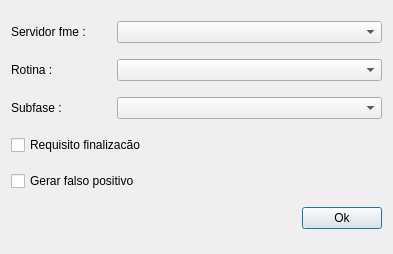
Old version of the form uis/addFmeProfileForm.ui in the repository dsgoficial/SAP_Gerente.
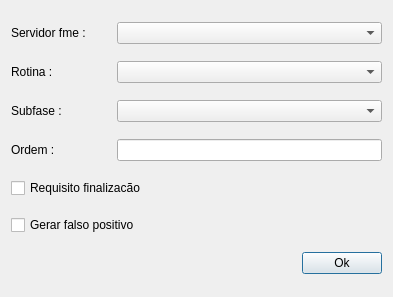
New version of the form.

What changed in the file:
```diff
--- a/uis/addFmeProfileForm.ui
+++ b/uis/addFmeProfileForm.ui
@@ -7,7 +7,7 @@
     <x>0</x>
     <y>0</y>
     <width>393</width>
-    <height>254</height>
+    <height>297</height>
    </rect>
   </property>
   <property name="windowTitle">
@@ -116,21 +116,60 @@
      </item>
     </layout>
    </item>
-   <item row="3" column="0">
+   <item row="3" column="0" colspan="2">
+    <layout class="QHBoxLayout" name="horizontalLayout_4">
+     <item>
+      <widget class="QLabel" name="label_4">
+       <property name="sizePolicy">
+        <sizepolicy hsizetype="Minimum" vsizetype="Fixed">
+         <horstretch>0</horstretch>
+         <verstretch>0</verstretch>
+        </sizepolicy>
+       </property>
+       <property name="minimumSize">
+        <size>
+         <width>100</width>
+         <height>0</height>
+        </size>
+       </property>
+       <property name="maximumSize">
+        <size>
+         <width>100</width>
+         <height>16777215</height>
+        </size>
+       </property>
+       <property name="text">
+        <string>Ordem :</string>
+       </property>
+      </widget>
+     </item>
+     <item>
+      <widget class="QLineEdit" name="orderLe">
+       <property name="sizePolicy">
+        <sizepolicy hsizetype="Preferred" vsizetype="Fixed">
+         <horstretch>0</horstretch>
+         <verstretch>0</verstretch>
+        </sizepolicy>
+       </property>
+      </widget>
+     </item>
+    </layout>
+   </item>
+   <item row="4" column="0">
     <widget class="QCheckBox" name="completionCkb">
      <property name="text">
       <string>Requisito finalizacão</string>
      </property>
     </widget>
    </item>
-   <item row="4" column="0">
+   <item row="5" column="0">
     <widget class="QCheckBox" name="falsePositiveCkb">
      <property name="text">
       <string>Gerar falso positivo</string>
      </property>
     </widget>
    </item>
-   <item row="5" column="0">
+   <item row="6" column="0">
     <spacer name="horizontalSpacer">
      <property name="orientation">
       <enum>Qt::Horizontal</enum>
@@ -143,7 +182,7 @@
      </property>
     </spacer>
    </item>
-   <item row="5" column="1">
+   <item row="6" column="1">
     <widget class="QPushButton" name="okBtn">
      <property name="text">
       <string>Ok</string>
```
Left out of the diff: 2 changed lines with no effect on the pictures.
